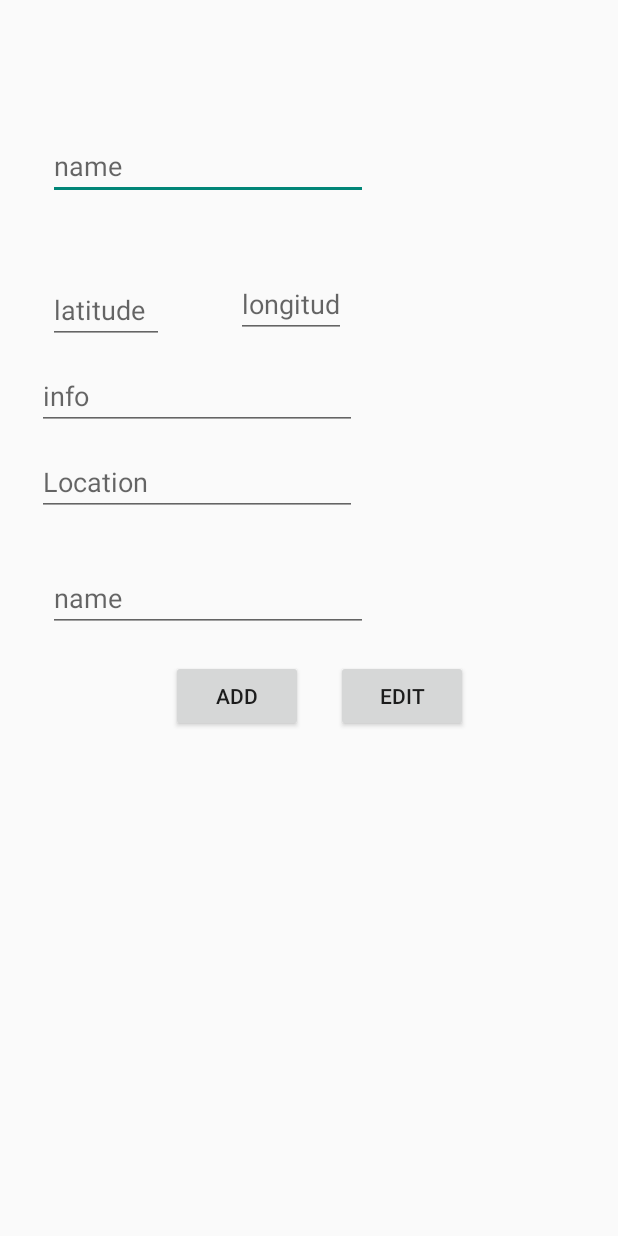
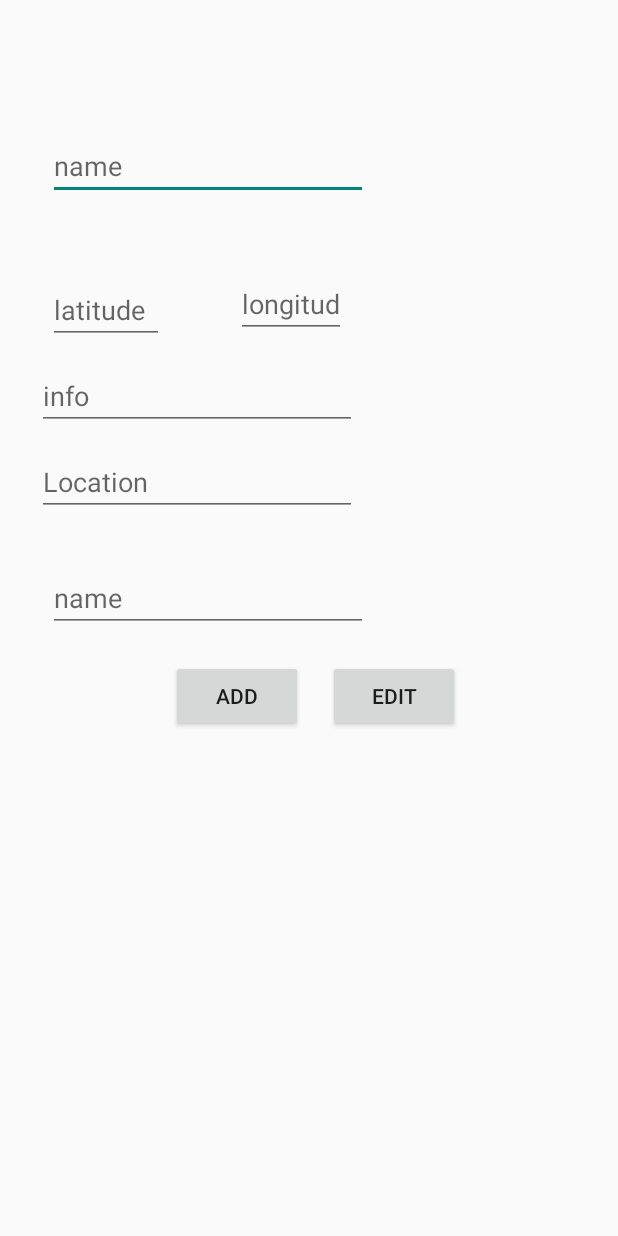
Before and after one commit to Bue-von-hon/showdisease, an Android app: the AddEditDiseaseInfo screen opened directly, with no data from a screen before it, on a phone screen of 412 x 824 dp. Run offline under Robolectric (Android 15) with nearby library versions, the phone set to English and light mode, and no system bars; our stand-ins replace data binding.

Commit message:
질병정보편집 액티비티에서 버튼 위치를 수정하였습니다!!

```diff
--- a/app/src/main/res/layout/activity_add_edit_disease_info.xml
+++ b/app/src/main/res/layout/activity_add_edit_disease_info.xml
@@ -58,7 +58,7 @@
             android:layout_width="wrap_content"
             android:layout_height="wrap_content"
             android:layout_marginTop="440dp"
-            android:layout_marginRight="100dp"
+            android:layout_marginRight="105dp"
             android:text="Edit"
             app:layout_constraintEnd_toEndOf="parent"
             app:layout_constraintTop_toTopOf="parent"/>
```
